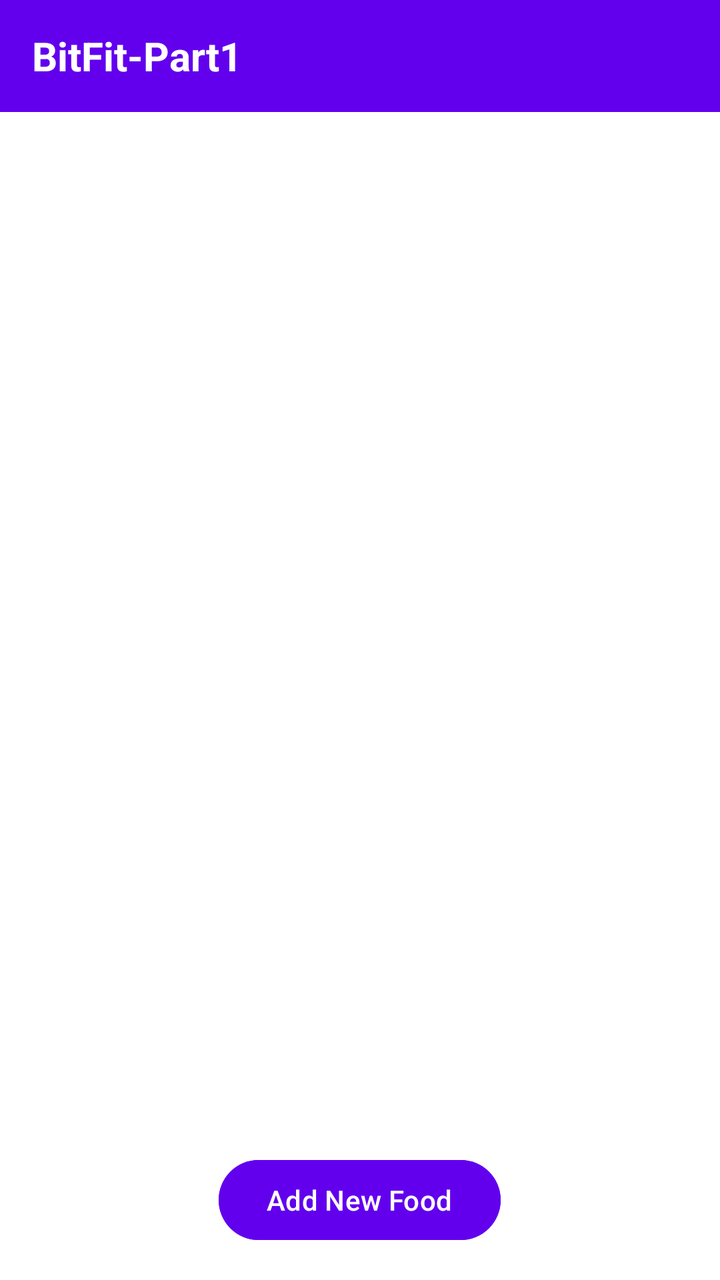
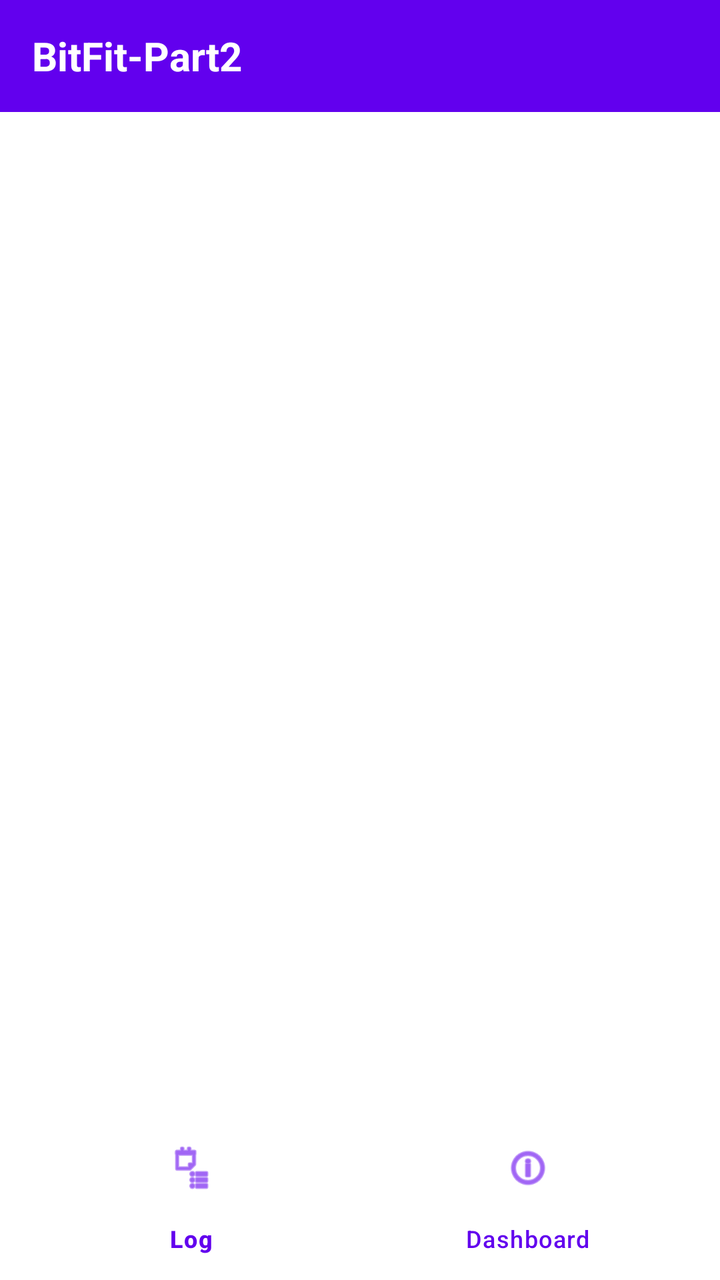

Compare the two renders of this Android layout. The source of the first and the diff that turns it into the second are given below.
<!-- AndroidManifest.xml: application theme Theme.BitFit -->
<!-- res/layout/activity_main.xml -->
<?xml version="1.0" encoding="utf-8"?>
<LinearLayout
    xmlns:android="http://schemas.android.com/apk/res/android"
    android:layout_width="match_parent"
    android:layout_height="match_parent"
    android:orientation="vertical"
    android:background="#FFFFFF">

    <TextView
        android:id="@+id/topBar"
        android:layout_width="match_parent"
        android:layout_height="56dp"
        android:background="#6200EE"
        android:gravity="center_vertical"
        android:paddingStart="16dp"
        android:text="BitFit-Part1"
        android:textColor="#FFFFFF"
        android:textSize="20sp"
        android:textStyle="bold" />

    <androidx.recyclerview.widget.RecyclerView
        android:id="@+id/foodRecyclerView"
        android:layout_width="match_parent"
        android:layout_height="0dp"
        android:layout_weight="1"
        android:paddingStart="12dp"
        android:paddingEnd="12dp" />

    <Button
        android:id="@+id/addFoodButton"
        android:layout_width="wrap_content"
        android:layout_height="wrap_content"
        android:layout_gravity="center_horizontal"
        android:layout_marginTop="12dp"
        android:layout_marginBottom="16dp"
        android:text="Add New Food"
        android:backgroundTint="#6200EE"
        android:textColor="#FFFFFF" />

</LinearLayout>
<!-- resources referenced by this layout -->
<resources>
  <style name="Theme.BitFit" parent="Base.Theme.BitFit" />
  <style name="Base.Theme.BitFit" parent="Theme.Material3.DayNight.NoActionBar">
          
          
      </style>
</resources>

<!-- the commit's change to res/layout/activity_main.xml (unified diff, before → after) -->
@@ -1,11 +1,13 @@
 <?xml version="1.0" encoding="utf-8"?>
 <LinearLayout
     xmlns:android="http://schemas.android.com/apk/res/android"
+    xmlns:app="http://schemas.android.com/apk/res-auto"
     android:layout_width="match_parent"
     android:layout_height="match_parent"
     android:orientation="vertical"
     android:background="#FFFFFF">
 
+    
     <TextView
         android:id="@+id/topBar"
         android:layout_width="match_parent"
@@ -13,28 +15,27 @@
         android:background="#6200EE"
         android:gravity="center_vertical"
         android:paddingStart="16dp"
-        android:text="BitFit-Part1"
+        android:text="BitFit-Part2"
         android:textColor="#FFFFFF"
         android:textSize="20sp"
         android:textStyle="bold" />
 
-    <androidx.recyclerview.widget.RecyclerView
-        android:id="@+id/foodRecyclerView"
+    
+    <androidx.fragment.app.FragmentContainerView
+        android:id="@+id/fragmentContainer"
         android:layout_width="match_parent"
         android:layout_height="0dp"
-        android:layout_weight="1"
-        android:paddingStart="12dp"
-        android:paddingEnd="12dp" />
+        android:layout_weight="1" />
 
-    <Button
-        android:id="@+id/addFoodButton"
-        android:layout_width="wrap_content"
+    
+    <com.google.android.material.bottomnavigation.BottomNavigationView
+        android:id="@+id/bottomNavigation"
+        android:layout_width="match_parent"
         android:layout_height="wrap_content"
-        android:layout_gravity="center_horizontal"
-        android:layout_marginTop="12dp"
-        android:layout_marginBottom="16dp"
-        android:text="Add New Food"
-        android:backgroundTint="#6200EE"
-        android:textColor="#FFFFFF" />
+        android:background="#FFFFFF"
+        app:menu="@menu/bottom_nav_menu"
+        app:itemIconTint="#6200EE"
+        app:itemTextColor="#6200EE"
+        app:labelVisibilityMode="labeled" />
 
 </LinearLayout>
